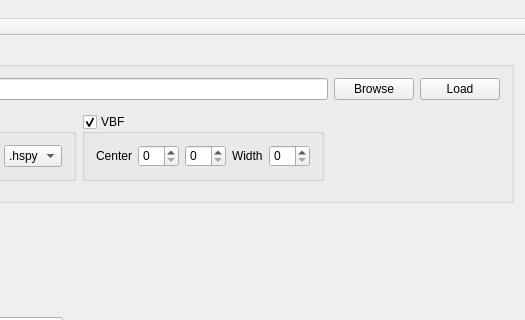
First picture: the form in mib2hspy/gui/source/QTCmib2hspy/mainwindow.ui, repository TEM-Gemini-Centre/mib2hspy, before the edit; both pictures show x 769 to 1294 and y 0 to 320 of the 1294 by 826 pixel window.
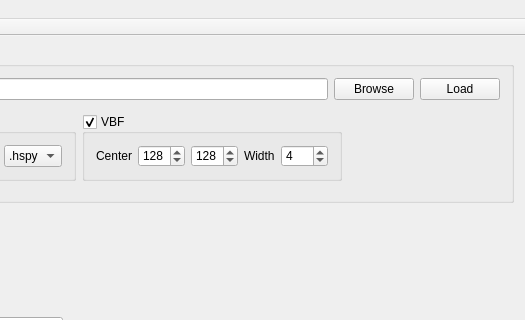
Second picture: the form after the edit. Icons and pictures are not drawn. Custom widgets are drawn as their Qt base class.

Patch:
```diff
--- a/mib2hspy/gui/source/QTCmib2hspy/mainwindow.ui
+++ b/mib2hspy/gui/source/QTCmib2hspy/mainwindow.ui
@@ -1660,10 +1660,24 @@
              </widget>
             </item>
             <item>
-             <widget class="QSpinBox" name="vbfCxSpinBox"/>
+             <widget class="QSpinBox" name="vbfCxSpinBox">
+              <property name="maximum">
+               <number>256</number>
+              </property>
+              <property name="value">
+               <number>128</number>
+              </property>
+             </widget>
             </item>
             <item>
-             <widget class="QSpinBox" name="vbfCySpinBox"/>
+             <widget class="QSpinBox" name="vbfCySpinBox">
+              <property name="maximum">
+               <number>256</number>
+              </property>
+              <property name="value">
+               <number>128</number>
+              </property>
+             </widget>
             </item>
             <item>
              <widget class="QLabel" name="label_43">
@@ -1673,7 +1687,14 @@
              </widget>
             </item>
             <item>
-             <widget class="QSpinBox" name="vbfWidthSpinBox"/>
+             <widget class="QSpinBox" name="vbfWidthSpinBox">
+              <property name="maximum">
+               <number>128</number>
+              </property>
+              <property name="value">
+               <number>4</number>
+              </property>
+             </widget>
             </item>
            </layout>
           </widget>
```
Left out of the diff: 2 changed lines with no effect on the pictures.
